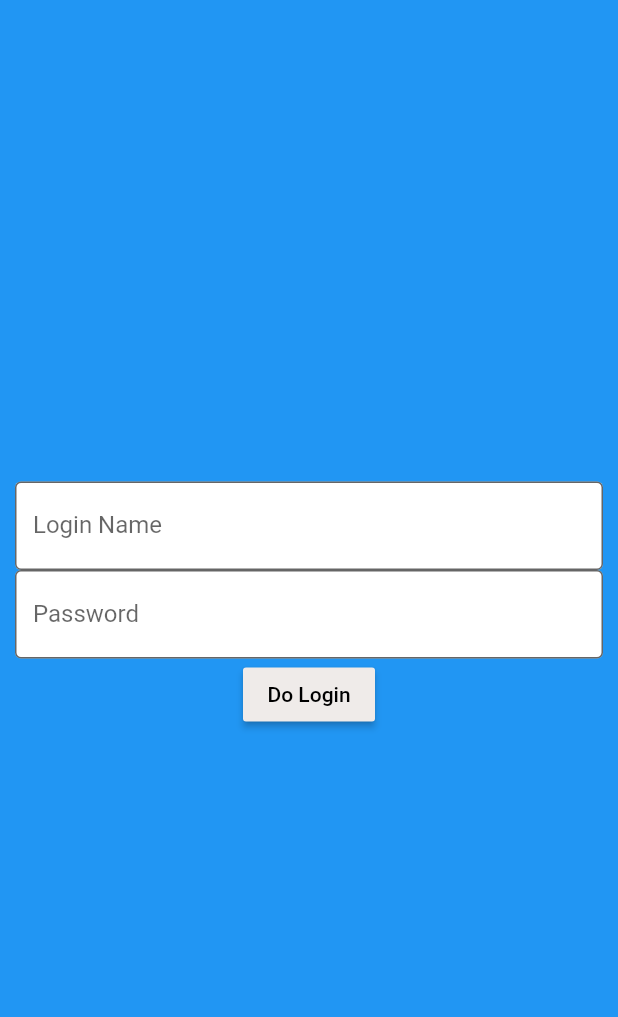
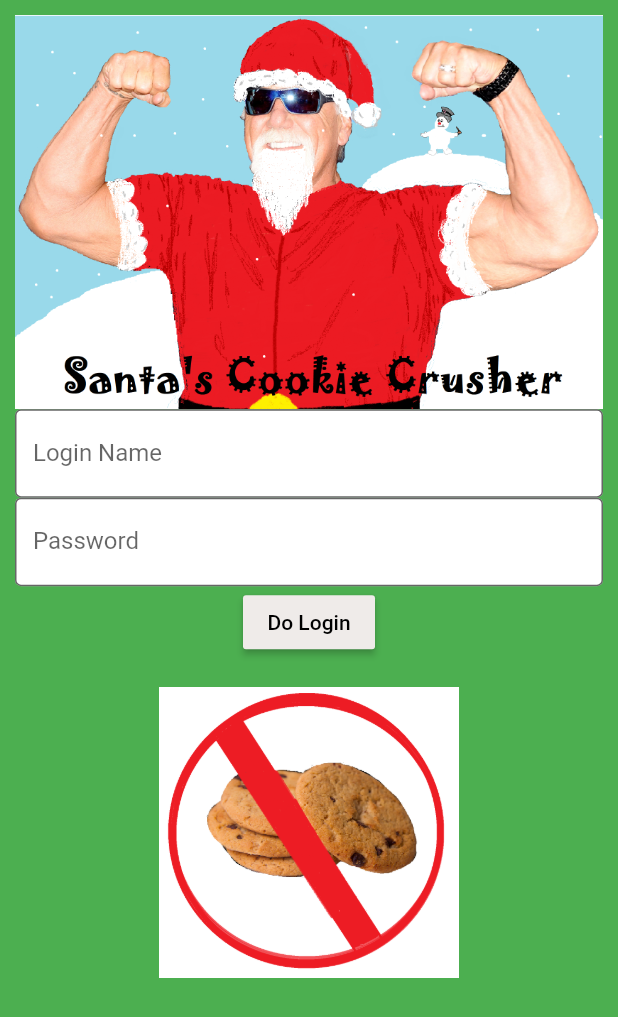
Before and after one commit to AlexWetzel/fitness-mobile-app, a Flutter app: the screen it shows after launch, on a phone screen of 412 x 824 dp. Shown: the top 1017 px of the screen. Run offline on Flutter 3.47's test engine with Material 2 defaults, Android fonts, the phone set to English and light mode, and no system bars; our stand-ins replace flutter_secure_storage.

Commit message:
Added images to login page

```diff
--- a/lib/screens/login_screen.dart
+++ b/lib/screens/login_screen.dart
@@ -25,7 +25,7 @@ class _LoginScreenState extends State<LoginScreen> {
   @override
   Widget build(BuildContext context) {
     return Scaffold(
-      backgroundColor: Colors.blue,
+      backgroundColor: Colors.green,
       body: MainPage(),
     );
   }
@@ -49,10 +49,12 @@ class _MainPageState extends State<MainPage> {
   Widget build(BuildContext context) {
     return Container(
         padding: const EdgeInsets.all(10),
+        child: SingleChildScrollView(
           child: Column(
             mainAxisAlignment: MainAxisAlignment.center,
             crossAxisAlignment: CrossAxisAlignment.center,
             children: <Widget>[
+              Image.asset('assets/images/SantaApp.png'),
               TextField(
                 decoration: const InputDecoration(
                     filled: true,
@@ -91,7 +93,8 @@ class _MainPageState extends State<MainPage> {
                     var jsonObject;
                     try {
                       // String url = 'https://cop4331-10.herokuapp.com/api/login';
-                  String url = 'http://10.0.2.2:5000/api/login'; // localhost
+                      String url =
+                          'http://10.0.2.2:5000/api/login'; // localhost
                       // String url = 'https://cop4331-7.herokuapp.com/api/login';
                       String? ret = await CardsData.getJson(url, payload);
                       jsonObject = json.decode(ret);
@@ -105,8 +108,8 @@ class _MainPageState extends State<MainPage> {
                         changeText();
                       } else {
                         jwt = jwt.split(".");
-                    var userInfo = json.decode(
-                        ascii.decode(base64.decode(base64.normalize(jwt[1]))));
+                        var userInfo = json.decode(ascii
+                            .decode(base64.decode(base64.normalize(jwt[1]))));
                         // print(userInfo);
 
                         Navigator.pushNamed(
@@ -136,9 +139,10 @@ class _MainPageState extends State<MainPage> {
                   splashColor: Colors.grey[100]),
               Text(message,
                   style: const TextStyle(fontSize: 14, color: Colors.white)),
+              Image.asset('assets/images/Cookies.png', height: 200, width: 200),
             ],
           ),
-    );
+        ));
   }
 
   changeText() {
--- a/pubspec.yaml
+++ b/pubspec.yaml
@@ -63,6 +63,8 @@ flutter:
   # assets:
   #   - images/a_dot_burr.jpeg
   #   - images/a_dot_ham.jpeg
+  assets:
+    - assets/images/
 
   # An image asset can refer to one or more resolution-specific "variants", see
   # https://flutter.dev/assets-and-images/#resolution-aware.
```
Also changed, not shown: assets/images/Cookies.png (added), assets/images/SantaApp.png (added). Lines whose indentation alone changed are shown as unchanged.
